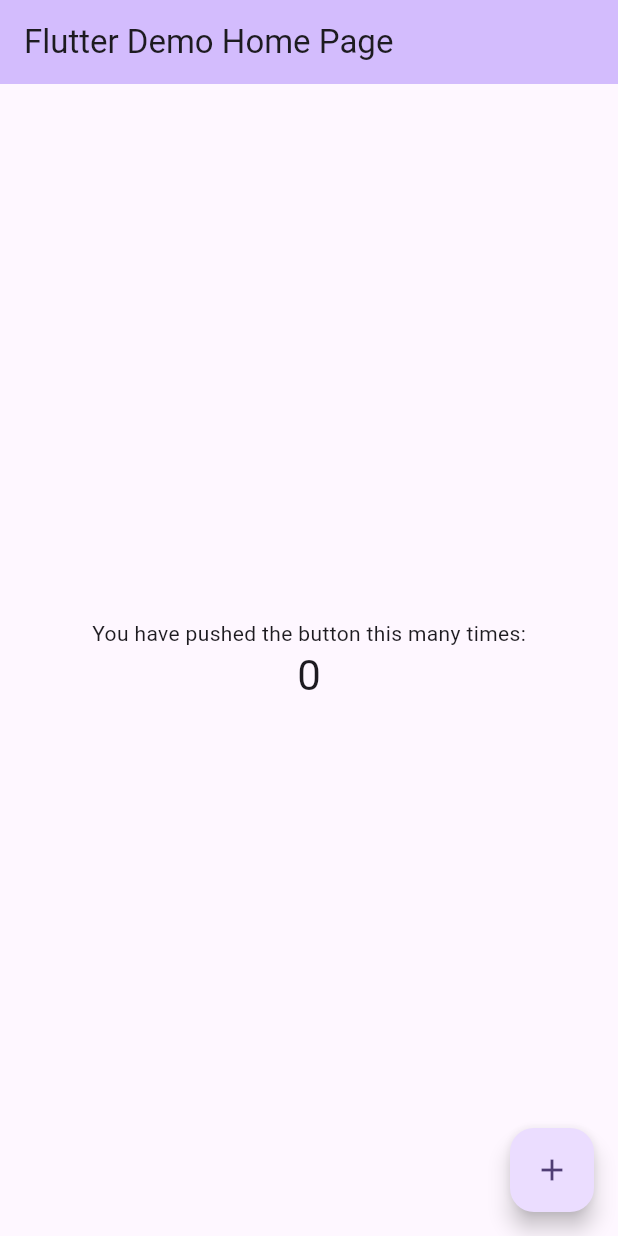
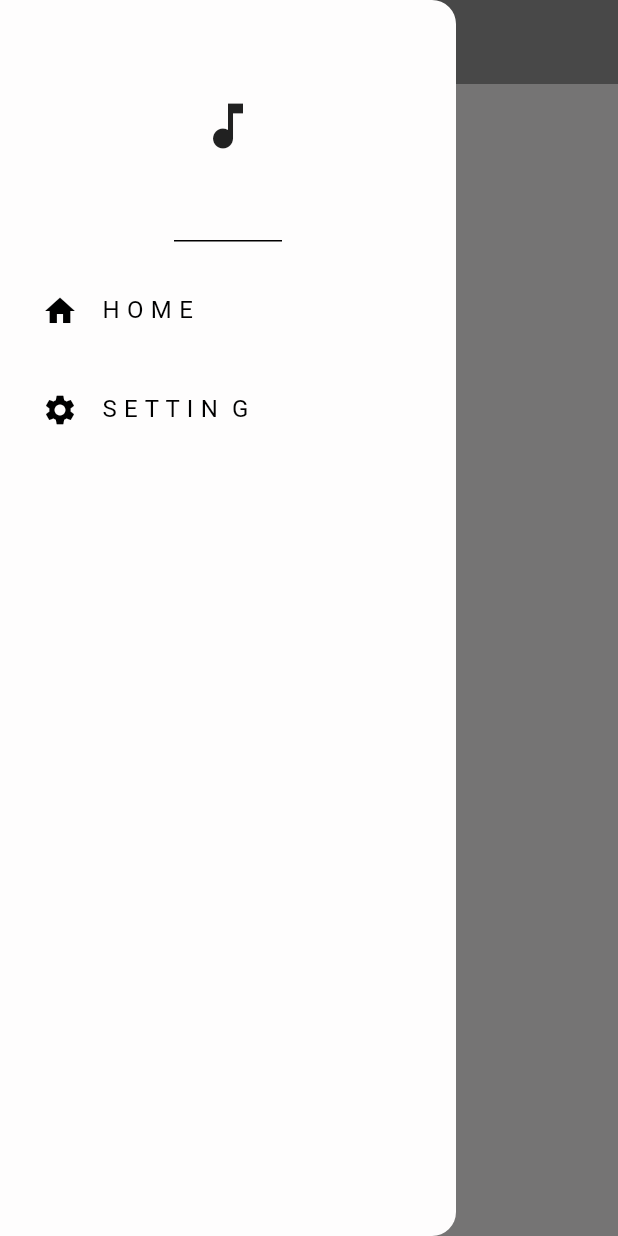
Before and after one commit to Roshan-pcy/Pcy-music-App, a Flutter app: the screen it shows after launch, with the side drawer open (before the commit the screen has no drawer), on a phone screen of 412 x 824 dp. Run offline on Flutter 3.47's test engine with Material 3 defaults, Android fonts, the phone set to English and light mode, and no system bars.

Commit message:
added theme and dark mode,light mode

```diff
--- /dev/null
+++ b/pcy_music/devtools_options.yaml
@@ -0,0 +1,3 @@
+description: This file stores settings for Dart & Flutter DevTools.
+documentation: https://docs.flutter.dev/tools/devtools/extensions#configure-extension-enablement-states
+extensions:
--- /dev/null
+++ b/pcy_music/lib/componets/drawer.dart
@@ -0,0 +1,48 @@
+import 'package:flutter/material.dart';
+import 'package:pcy_music/page/settingPage.dart';
+
+class DrawerUi extends StatelessWidget {
+  const DrawerUi({super.key});
+
+  @override
+  Widget build(BuildContext context) {
+    return Drawer(
+      backgroundColor: Theme.of(context).colorScheme.surface,
+      child: Column(
+        children: [
+          DrawerHeader(
+              child: Icon(
+            Icons.music_note,
+            size: 40,
+            color: Theme.of(context).colorScheme.inversePrimary,
+          )),
+          Padding(
+            padding: const EdgeInsets.only(left: 12, top: 10),
+            child: ListTile(
+              title: const Text('H O M E'),
+              leading: const Icon(Icons.home),
+              onTap: () {
+                Navigator.pop(context);
+              },
+            ),
+          ),
+          Padding(
+            padding: const EdgeInsets.only(left: 12, top: 10),
+            child: ListTile(
+              title: const Text('S E T T I N  G'),
+              leading: const Icon(Icons.settings),
+              onTap: () {
+                Navigator.pop(context);
+                Navigator.push(
+                    context,
+                    MaterialPageRoute(
+                      builder: (context) => const SettingPage(),
+                    ));
+              },
+            ),
+          ),
+        ],
+      ),
+    );
+  }
+}
--- a/pcy_music/lib/main.dart
+++ b/pcy_music/lib/main.dart
@@ -1,4 +1,7 @@
 import 'package:flutter/material.dart';
+import 'package:pcy_music/page/home_page.dart';
+import 'package:pcy_music/theme/theme_provider.dart';
+import 'package:provider/provider.dart';
 
 void main() {
   runApp(const MyApp());
@@ -7,119 +10,15 @@
 class MyApp extends StatelessWidget {
   const MyApp({super.key});
 
-  // This widget is the root of your application.
   @override
   Widget build(BuildContext context) {
-    return MaterialApp(
-      title: 'Flutter Demo',
-      theme: ThemeData(
-        // This is the theme of your application.
-        //
-        // TRY THIS: Try running your application with "flutter run". You'll see
-        // the application has a purple toolbar. Then, without quitting the app,
-        // try changing the seedColor in the colorScheme below to Colors.green
-        // and then invoke "hot reload" (save your changes or press the "hot
-        // reload" button in a Flutter-supported IDE, or press "r" if you used
-        // the command line to start the app).
-        //
-        // Notice that the counter didn't reset back to zero; the application
-        // state is not lost during the reload. To reset the state, use hot
-        // restart instead.
-        //
-        // This works for code too, not just values: Most code changes can be
-        // tested with just a hot reload.
-        colorScheme: ColorScheme.fromSeed(seedColor: Colors.deepPurple),
-        useMaterial3: true,
-      ),
-      home: const MyHomePage(title: 'Flutter Demo Home Page'),
+    return ChangeNotifierProvider(
+      create: (context) => ThemeProvider(),
+      builder: (context, child) => MaterialApp(
+          debugShowCheckedModeBanner: false,
+          title: 'Flutter Demo',
+          theme: Provider.of<ThemeProvider>(context).getTheme,
+          home: const MyHomePape()),
     );
   }
 }
-
-class MyHomePage extends StatefulWidget {
-  const MyHomePage({super.key, required this.title});
-
-  // This widget is the home page of your application. It is stateful, meaning
-  // that it has a State object (defined below) that contains fields that affect
-  // how it looks.
-
-  // This class is the configuration for the state. It holds the values (in this
-  // case the title) provided by the parent (in this case the App widget) and
-  // used by the build method of the State. Fields in a Widget subclass are
-  // always marked "final".
-
-  final String title;
-
-  @override
-  State<MyHomePage> createState() => _MyHomePageState();
-}
-
-class _MyHomePageState extends State<MyHomePage> {
-  int _counter = 0;
-
-  void _incrementCounter() {
-    setState(() {
-      // This call to setState tells the Flutter framework that something has
-      // changed in this State, which causes it to rerun the build method below
-      // so that the display can reflect the updated values. If we changed
-      // _counter without calling setState(), then the build method would not be
-      // called again, and so nothing would appear to happen.
-      _counter++;
-    });
-  }
-
-  @override
-  Widget build(BuildContext context) {
-    // This method is rerun every time setState is called, for instance as done
-    // by the _incrementCounter method above.
-    //
-    // The Flutter framework has been optimized to make rerunning build methods
-    // fast, so that you can just rebuild anything that needs updating rather
-    // than having to individually change instances of widgets.
-    return Scaffold(
-      appBar: AppBar(
-        // TRY THIS: Try changing the color here to a specific color (to
-        // Colors.amber, perhaps?) and trigger a hot reload to see the AppBar
-        // change color while the other colors stay the same.
-        backgroundColor: Theme.of(context).colorScheme.inversePrimary,
-        // Here we take the value from the MyHomePage object that was created by
-        // the App.build method, and use it to set our appbar title.
-        title: Text(widget.title),
-      ),
-      body: Center(
-        // Center is a layout widget. It takes a single child and positions it
-        // in the middle of the parent.
-        child: Column(
-          // Column is also a layout widget. It takes a list of children and
-          // arranges them vertically. By default, it sizes itself to fit its
-          // children horizontally, and tries to be as tall as its parent.
-          //
-          // Column has various properties to control how it sizes itself and
-          // how it positions its children. Here we use mainAxisAlignment to
-          // center the children vertically; the main axis here is the vertical
-          // axis because Columns are vertical (the cross axis would be
-          // horizontal).
-          //
-          // TRY THIS: Invoke "debug painting" (choose the "Toggle Debug Paint"
-          // action in the IDE, or press "p" in the console), to see the
-          // wireframe for each widget.
-          mainAxisAlignment: MainAxisAlignment.center,
-          children: <Widget>[
-            const Text(
-              'You have pushed the button this many times:',
-            ),
-            Text(
-              '$_counter',
-              style: Theme.of(context).textTheme.headlineMedium,
-            ),
-          ],
-        ),
-      ),
-      floatingActionButton: FloatingActionButton(
-        onPressed: _incrementCounter,
-        tooltip: 'Increment',
-        child: const Icon(Icons.add),
-      ), // This trailing comma makes auto-formatting nicer for build methods.
-    );
-  }
-}
--- /dev/null
+++ b/pcy_music/lib/page/home_page.dart
@@ -0,0 +1,39 @@
+import 'package:flutter/cupertino.dart';
+import 'package:flutter/material.dart';
+import 'package:pcy_music/componets/drawer.dart';
+import 'package:pcy_music/theme/theme_provider.dart';
+import 'package:provider/provider.dart';
+
+class MyHomePape extends StatelessWidget {
+  const MyHomePape({super.key});
+
+  @override
+  Widget build(BuildContext context) {
+    return Scaffold(
+      drawer: const DrawerUi(),
+      backgroundColor: Theme.of(context).colorScheme.surface,
+      appBar: AppBar(
+        backgroundColor: Theme.of(context).colorScheme.primary,
+        centerTitle: true,
+        title: const Text(
+          'P L A Y L I S T',
+          style: TextStyle(
+            fontSize: 16,
+          ),
+        ),
+      ),
+      body: Row(
+        children: [
+          const Text('Dark Mode'),
+          CupertinoSwitch(
+              value:
+                  Provider.of<ThemeProvider>(context, listen: false).isDarkMode,
+              onChanged: (value) {
+                Provider.of<ThemeProvider>(context, listen: false)
+                    .togle_Theme();
+              })
+        ],
+      ),
+    );
+  }
+}
--- /dev/null
+++ b/pcy_music/lib/page/settingPage.dart
@@ -0,0 +1,18 @@
+import 'package:flutter/material.dart';
+
+class SettingPage extends StatelessWidget {
+  const SettingPage({super.key});
+
+  @override
+  Widget build(BuildContext context) {
+    return Scaffold(
+        appBar: AppBar(
+      centerTitle: true,
+      title: Text(
+        'S E T T I N G',
+        style: TextStyle(
+            fontSize: 16, color: Theme.of(context).colorScheme.inversePrimary),
+      ),
+    ));
+  }
+}
--- /dev/null
+++ b/pcy_music/lib/theme/dark_mode.dart
@@ -0,0 +1,8 @@
+import 'package:flutter/material.dart';
+
+ThemeData dark_Mode = ThemeData(
+    colorScheme: ColorScheme.light(
+        surface: Color.fromARGB(255, 21, 21, 21),
+        primary: Colors.grey.shade500,
+        secondary: Colors.grey.shade200,
+        inversePrimary: Colors.grey.shade900));
--- /dev/null
+++ b/pcy_music/lib/theme/light_theme.dart
@@ -0,0 +1,8 @@
+import 'package:flutter/material.dart';
+
+ThemeData light_mode = ThemeData(
+    colorScheme: ColorScheme.light(
+        surface: Color.fromARGB(255, 254, 253, 253),
+        primary: Colors.grey.shade500,
+        secondary: Colors.grey.shade200,
+        inversePrimary: Colors.grey.shade900));
--- /dev/null
+++ b/pcy_music/lib/theme/theme_provider.dart
@@ -0,0 +1,21 @@
+import 'package:flutter/material.dart';
+import 'package:pcy_music/theme/dark_mode.dart';
+import 'package:pcy_music/theme/light_theme.dart';
+
+class ThemeProvider extends ChangeNotifier {
+  ThemeData _themedata = light_mode;
+  ThemeData get getTheme => _themedata;
+  void set setTheme(ThemeData themeData) {
+    _themedata = themeData;
+    notifyListeners();
+  }
+
+  bool get isDarkMode => _themedata == dark_Mode;
+  void togle_Theme() {
+    if (_themedata == dark_Mode) {
+      setTheme = light_mode;
+    } else {
+      setTheme = dark_Mode;
+    }
+  }
+}
--- a/pcy_music/pubspec.yaml
+++ b/pcy_music/pubspec.yaml
@@ -35,6 +35,7 @@ dependencies:
   # The following adds the Cupertino Icons font to your application.
   # Use with the CupertinoIcons class for iOS style icons.
   cupertino_icons: ^1.0.6
+  provider: ^6.1.2
 
 dev_dependencies:
   flutter_test:
```
Also changed, not shown: pcy_music/pubspec.lock.
